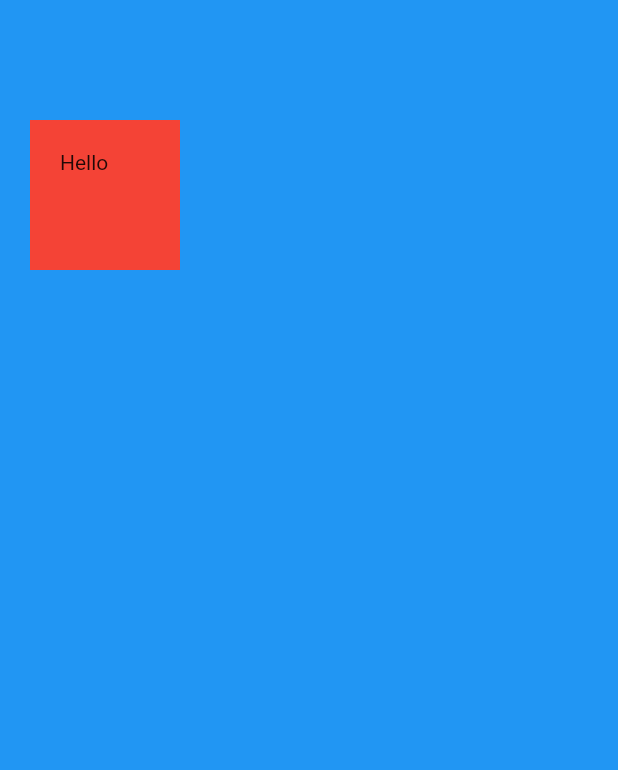
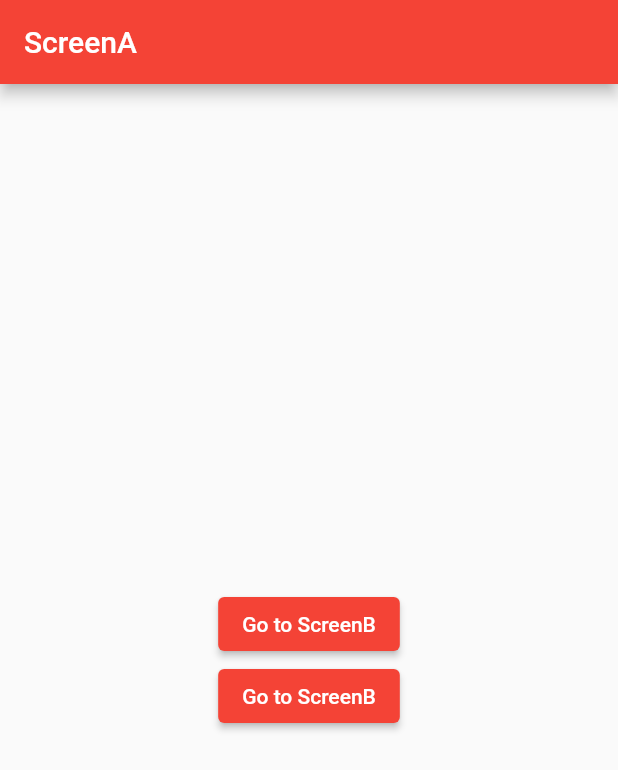
Before and after one commit to lusida0131/FlutterClass, a Flutter app: the screen it shows after launch, on a phone screen of 412 x 824 dp. Shown: the top 770 px of the screen. Run offline on Flutter 3.47's test engine with Material 2 defaults, Android fonts, the phone set to English and light mode, and no system bars; our stand-ins replace fluttertoast; missing offline and left inert: secret_cat_sdk.

Commit message:
flutter study

```diff
--- /dev/null
+++ b/codingsf/myapp/lib/ScreenA.dart
@@ -0,0 +1,35 @@
+import 'package:flutter/material.dart';
+
+class ScreenA extends StatelessWidget {
+  const ScreenA({super.key});
+
+  @override
+  Widget build(BuildContext context) {
+    return Scaffold(
+      appBar: AppBar(
+        title: Text('ScreenA'),
+      ),
+      body: Center(
+        child: Center(
+          child: Column(
+            mainAxisAlignment: MainAxisAlignment.center,
+            children: [
+              ElevatedButton(
+                child: Text('Go to ScreenB'),
+                onPressed: () {
+                  Navigator.pushNamed(context, '/b');
+                },
+              ),
+              ElevatedButton(
+                child: Text('Go to ScreenB'),
+                onPressed: () {
+                  Navigator.pushNamed(context, '/c');
+                },
+              )
+            ],
+          ),
+        ),
+      ),
+    );
+  }
+}
--- /dev/null
+++ b/codingsf/myapp/lib/ScreenB.dart
@@ -0,0 +1,20 @@
+import 'package:flutter/material.dart';
+
+class ScreenB extends StatelessWidget {
+  const ScreenB({super.key});
+
+  @override
+  Widget build(BuildContext context) {
+    return Scaffold(
+      appBar: AppBar(
+        title: Text('ScreenB'),
+      ),
+      body: Center(
+        child: Text(
+          'screenB',
+          style: TextStyle(fontSize: 24.0),
+        ),
+      ),
+    );
+  }
+}
--- a/codingsf/myapp/lib/main.dart
+++ b/codingsf/myapp/lib/main.dart
@@ -1,40 +1,24 @@
 import 'package:flutter/material.dart';
+import 'ScreenA.dart';
+import 'ScreenB.dart';
+import 'ScreenC.dart';
 
-void main() => runApp(MyAppContainer());
+void main() => runApp(MyApp());
 
-class MyAppContainer extends StatelessWidget {
-  const MyAppContainer({super.key});
+class MyApp extends StatelessWidget {
+  const MyApp({super.key});
 
   @override
   Widget build(BuildContext context) {
     return MaterialApp(
-      title: 'Appbar',
+      title: 'Luis',
       theme: ThemeData(primarySwatch: Colors.red),
-      home: MyPageContainer(),
+      initialRoute: '/',
+      routes: {
+        '/': (context) => ScreenA(),
+        '/b': (context) => ScreenB(),
+        '/c': (context) => ScreenC()
+      },
     );
   }
 }
-
-class MyPageContainer extends StatelessWidget {
-  const MyPageContainer({super.key});
-
-  @override
-  Widget build(BuildContext context) {
-    return Scaffold(
-      backgroundColor: Colors.blue,
-      body: SafeArea(
-        child: Container(
-          child: Text('Hello'),
-          width: 100,
-          height: 100,
-          color: Colors.red,
-          margin: EdgeInsets.symmetric(
-            vertical: 80,
-            horizontal: 20,
-          ),
-          padding: EdgeInsets.all(20),
-        ),
-      ),
-    );
-  }
-}
--- a/codingsf/myapp/lib/main1.dart
+++ b/codingsf/myapp/lib/main1.dart
@@ -1,6 +1,6 @@
 import 'package:flutter/material.dart';
 
-void main() => runApp(MyApp()); // compiler에게 시작 함수 알려주기 위해
+//void main() => runApp(MyApp()); // compiler에게 시작 함수 알려주기 위해
 
 class MyApp extends StatelessWidget {
   // Myapp 커스텀 위젯 생성
--- a/codingsf/myapp/lib/main2.dart
+++ b/codingsf/myapp/lib/main2.dart
@@ -1,6 +1,6 @@
 import 'package:flutter/material.dart';
 
-void main() => runApp(MyApp()); // compiler에게 시작 함수 알려주기 위해
+//void main() => runApp(MyApp()); // compiler에게 시작 함수 알려주기 위해
 
 class MyApp extends StatelessWidget {
   // Myapp 커스텀 위젯 생성
--- a/codingsf/myapp/lib/main5.dart
+++ b/codingsf/myapp/lib/main5.dart
@@ -1,7 +1,7 @@
 import 'package:flutter/material.dart';
 import 'package:myapp/main1.dart';
 
-void main() => runApp(MyApp());
+//void main() => runApp(MyApp());
 
 class MyApp extends StatelessWidget {
   const MyApp({super.key});
--- a/codingsf/myapp/lib/main6.dart
+++ b/codingsf/myapp/lib/main6.dart
@@ -1,7 +1,7 @@
 import 'package:flutter/material.dart';
 import 'package:fluttertoast/fluttertoast.dart';
 
-void main() => runApp(MyApp());
+//void main() => runApp(MyApp());
 
 class MyApp extends StatelessWidget {
   const MyApp({super.key});
--- a/codingsf/myapp/lib/myPage.dart
+++ b/codingsf/myapp/lib/myPage.dart
@@ -1,6 +1,6 @@
 import 'package:flutter/material.dart';
 
-void main() => runApp(MyApp()); // compiler에게 시작 함수 알려주기 위해
+//void main() => runApp(MyApp()); // compiler에게 시작 함수 알려주기 위해
 
 class MyApp extends StatelessWidget {
   // Myapp 커스텀 위젯 생성
```
Also changed, not shown: codingsf/myapp/lib/ScreenC.dart (added, +20 -0 lines), codingsf/myapp/lib/main 7.dart (added, +40 -0 lines), codingsf/myapp/lib/main4.dart (+98 -98 lines), codingsf/myapp/lib/main8.dart (added, +52 -0 lines), codingsf/myapp/lib/main9.dart (added, +59 -0 lines), 1 other file.
